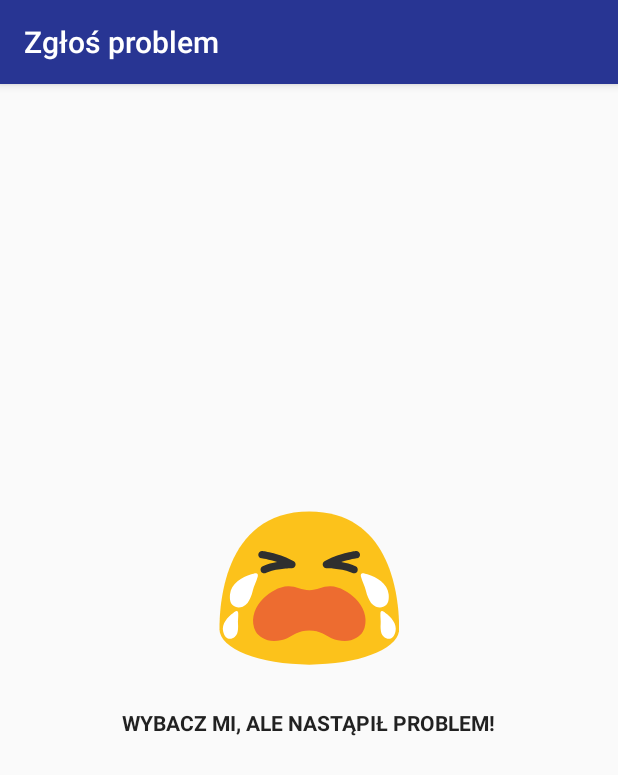
After one commit to mobileKKM/android, an Android app: the CrashReportActivity screen opened directly, with no data from a screen before it, on a phone screen of 412 x 824 dp. The commit adds this screen. Shown: the top 775 px of the screen. Run offline under Robolectric (Android 15) with nearby library versions, the phone set to English and light mode, and no system bars.

Commit message:
Add basic crash report handler

```diff
--- a/app/src/main/AndroidManifest.xml
+++ b/app/src/main/AndroidManifest.xml
@@ -69,6 +69,10 @@
             android:screenOrientation="portrait" />
 
         <activity
+            android:name=".activity.CrashReportActivity"
+            android:screenOrientation="portrait" />
+
+        <activity
             android:name=".util.RuntimeHelper"
             android:theme="@android:style/Theme.Translucent.NoTitleBar"
             android:process=":runtime" />
--- a/app/src/main/java/de/codebucket/mkkm/MobileKKM.java
+++ b/app/src/main/java/de/codebucket/mkkm/MobileKKM.java
@@ -18,6 +18,8 @@ import androidx.room.Room;
 
 import java.util.UUID;
 
+import cat.ereza.customactivityoncrash.config.CaocConfig;
+import de.codebucket.mkkm.activity.CrashReportActivity;
 import de.codebucket.mkkm.database.AppDatabase;
 import de.codebucket.mkkm.login.LoginHelper;
 import de.codebucket.mkkm.service.TicketExpiryCheckService;
@@ -54,6 +56,17 @@ public class MobileKKM extends Application {
 
         // Login handler
         loginHelper = new LoginHelper(preferences.getString("fingerprint", null));
+
+        // Custom Activity on Crash initialization
+        CaocConfig.Builder.create()
+                .backgroundMode(CaocConfig.BACKGROUND_MODE_SHOW_CUSTOM)
+                .enabled(true)
+                .showErrorDetails(true)
+                .showRestartButton(true)
+                .trackActivities(true)
+                .minTimeBetweenCrashesMs(1)
+                .errorActivity(CrashReportActivity.class)
+                .apply();
     }
 
     public String getFingerprint() {
--- /dev/null
+++ b/app/src/main/java/de/codebucket/mkkm/activity/CrashReportActivity.java
@@ -0,0 +1,23 @@
+package de.codebucket.mkkm.activity;
+
+import android.os.Bundle;
+
+import androidx.annotation.Nullable;
+import androidx.appcompat.app.AppCompatActivity;
+import androidx.appcompat.widget.Toolbar;
+
+import de.codebucket.mkkm.R;
+
+public class CrashReportActivity extends AppCompatActivity {
+
+    @Override
+    protected void onCreate(@Nullable Bundle savedInstanceState) {
+        super.onCreate(savedInstanceState);
+        setContentView(R.layout.activity_crash);
+
+        Toolbar toolbar = (Toolbar) findViewById(R.id.toolbar);
+        setSupportActionBar(toolbar);
+
+        setTitle(R.string.title_activity_crash);
+    }
+}
--- /dev/null
+++ b/app/src/main/res/drawable/ic_error_report.xml
@@ -0,0 +1,31 @@
+<?xml version="1.0" encoding="utf-8"?>
+<vector xmlns:android="http://schemas.android.com/apk/res/android"
+    android:width="128dp"
+    android:height="128dp"
+    android:viewportWidth="128"
+    android:viewportHeight="128">
+    <path
+        android:fillColor="#fcc21b"
+        android:pathData="M0.34 93.41c0 13.86 28.59 25.08 63.88 25.08 35.29 0 63.88 -11.22 63.88 -25.08 0 -13.84 -1.47 -83.8 -63.88 -83.8C1.82 9.62 0.34 79.58 0.34 93.41Z" />
+    <path
+        android:fillColor="#2f2f2f"
+        android:pathData="M98.46 52c-0.5 1.13 -1.7 1.72 -2.86 1.52 -0.21 -0.04 -0.42 -0.1 -0.61 -0.19 -7.83 -3.49 -18.47 -3.39 -18.57 -3.39 -1.21 0.02 -2.24 -0.78 -2.57 -1.92 -0.33 -1.15 0.16 -2.37 1.18 -2.98 9.01 -5.41 21.72 -7.26 22.25 -7.33 1.45 -0.2 2.78 0.8 2.98 2.24 0.2 1.44 -0.81 2.77 -2.24 2.98 -0.07 0.01 -5.28 0.76 -11.12 2.65 3.25 0.47 6.94 1.48 10.24 2.94 1.32 0.59 1.92 2.16 1.32 3.48z" />
+    <path
+        android:fillColor="#2f2f2f"
+        android:pathData="M29.76 52c0.5 1.13 1.7 1.72 2.86 1.52 0.21 -0.04 0.42 -0.1 0.61 -0.19 7.83 -3.49 18.47 -3.39 18.57 -3.39 1.21 0.02 2.24 -0.78 2.57 -1.92 0.33 -1.15 -0.16 -2.37 -1.18 -2.98 -9.01 -5.41 -21.72 -7.26 -22.25 -7.33 -1.45 -0.2 -2.78 0.8 -2.98 2.24 -0.2 1.44 0.81 2.77 2.24 2.98 0.07 0.01 5.28 0.76 11.12 2.65 -3.25 0.47 -6.94 1.48 -10.24 2.94 -1.31 0.59 -1.91 2.16 -1.32 3.48z" />
+    <path
+        android:fillColor="#ed6c30"
+        android:pathData="M96.97 71.53c-4.53 -4.44 -11.02 -8.49 -17.66 -8.7 -5.35 -0.17 -9.66 2.78 -15.08 2.78 -5.42 0 -9.73 -2.95 -15.08 -2.78 -6.64 0.21 -13.13 4.26 -17.66 8.7 -5.44 5.34 -8.92 13.38 -6.48 20.86 0.57 1.74 1.64 3.57 2.93 4.92 1.64 1.71 4.39 3.22 6.71 3.83 4.63 1.21 9.5 0.32 13.85 -1.45 4.38 -1.78 7.88 -5.39 15.74 -5.39 7.85 0 11.36 3.61 15.74 5.39 4.34 1.76 9.22 2.65 13.85 1.45 2.32 -0.61 5.07 -2.13 6.71 -3.83 1.29 -1.35 2.36 -3.18 2.93 -4.92 2.42 -7.48 -1.06 -15.53 -6.5 -20.86z" />
+    <path
+        android:fillColor="#ffffff"
+        android:pathData="M111.62 77.29c-2.96 -1.19 -4.4 -3.69 -5.58 -6.49 -0.7 -1.6 -1.2 -3.27 -1.52 -4.65 -0.83 -3.55 -2.67 -6.69 -3.55 -10.12 -0.25 -1 -0.26 -2.38 0.98 -2.49 1.02 -0.07 2.61 0.47 3.57 0.75 6.53 1.98 14.45 6.77 15.12 14.16 0.24 2.39 0.17 5.86 -1.8 7.7 -1.96 1.87 -4.79 2.1 -7.22 1.14z" />
+    <path
+        android:fillColor="#ffffff"
+        android:pathData="M125.54 94.77c-0.39 1.71 -1.21 4.09 -2.98 4.94 -1.76 0.83 -3.75 0.37 -5.21 -0.82 -1.79 -1.46 -2.22 -3.51 -2.39 -5.7 -0.11 -1.29 -0.09 -2.51 0 -3.55 0.22 -2.62 -0.32 -5.2 -0.15 -7.76 0.05 -0.74 0.34 -1.71 1.21 -1.49 0.72 0.17 1.7 0.89 2.29 1.31 4.05 2.8 8.43 7.82 7.23 13.07z" />
+    <path
+        android:fillColor="#ffffff"
+        android:pathData="M16.86 77.29c2.96 -1.19 4.4 -3.69 5.58 -6.49 0.7 -1.6 1.2 -3.27 1.52 -4.65 0.83 -3.55 2.67 -6.69 3.55 -10.12 0.25 -1 0.26 -2.38 -0.98 -2.49 -1.02 -0.07 -2.61 0.47 -3.57 0.75 -6.53 1.98 -14.45 6.77 -15.12 14.16 -0.24 2.39 -0.17 5.86 1.8 7.7 1.96 1.87 4.78 2.1 7.22 1.14z" />
+    <path
+        android:fillColor="#ffffff"
+        android:pathData="M2.94 94.77c0.39 1.71 1.21 4.09 2.98 4.94 1.76 0.83 3.75 0.37 5.21 -0.82 1.79 -1.46 2.22 -3.51 2.39 -5.7 0.11 -1.29 0.09 -2.51 0 -3.55 -0.22 -2.62 0.32 -5.2 0.15 -7.76 -0.05 -0.74 -0.34 -1.71 -1.21 -1.49 -0.72 0.17 -1.7 0.89 -2.29 1.31 -4.05 2.8 -8.43 7.82 -7.23 13.07z" />
+</vector>
--- /dev/null
+++ b/app/src/main/res/layout/activity_crash.xml
@@ -0,0 +1,36 @@
+<?xml version="1.0" encoding="utf-8"?>
+<androidx.coordinatorlayout.widget.CoordinatorLayout xmlns:android="http://schemas.android.com/apk/res/android"
+    android:layout_width="match_parent"
+    android:layout_height="match_parent"
+    android:background="?attr/windowBackground"
+    android:fitsSystemWindows="true">
+
+    <include layout="@layout/toolbar" />
+
+    <RelativeLayout xmlns:android="http://schemas.android.com/apk/res/android"
+        android:layout_width="match_parent"
+        android:layout_height="wrap_content"
+        android:layout_gravity="center">
+
+        <ImageView
+            android:id="@+id/blob"
+            android:layout_width="match_parent"
+            android:layout_height="120dp"
+            android:importantForAccessibility="no"
+            android:src="@drawable/ic_error_report" />
+
+        <TextView
+            android:id="@+id/title"
+            android:layout_width="wrap_content"
+            android:layout_height="wrap_content"
+            android:layout_below="@+id/blob"
+            android:layout_centerInParent="true"
+            android:layout_marginTop="20dp"
+            android:text="@string/crash_apologise"
+            android:textAllCaps="true"
+            android:textColor="?android:textColorPrimary"
+            android:textStyle="bold" />
+
+    </RelativeLayout>
+
+</androidx.coordinatorlayout.widget.CoordinatorLayout>
--- a/app/src/main/res/values/strings.xml
+++ b/app/src/main/res/values/strings.xml
@@ -94,6 +94,10 @@
     <string name="about_bio_imintie">Druga połówka Davida Sn.</string>
     <string name="about_bio_deletescape">Entuzjasta Androida oraz twórca aplikacji na niego, uwielbia memy (nawet za bardzo). Założyciel projektu Lawnchair.</string>
 
+    <!-- Strings related to crash report -->
+    <string name="title_activity_crash">Zgłoś problem</string>
+    <string name="crash_apologise">Wybacz mi, ale nastąpił problem!</string>
+
     <!-- Strings related to dialogs -->
     <string name="dialog_logout_title">Wylogowanie</string>
     <string name="dialog_logout_warning">Czy chcesz się wylogować? Nie utracisz biletów powiązanych z tym urządzeniem.</string>
```
